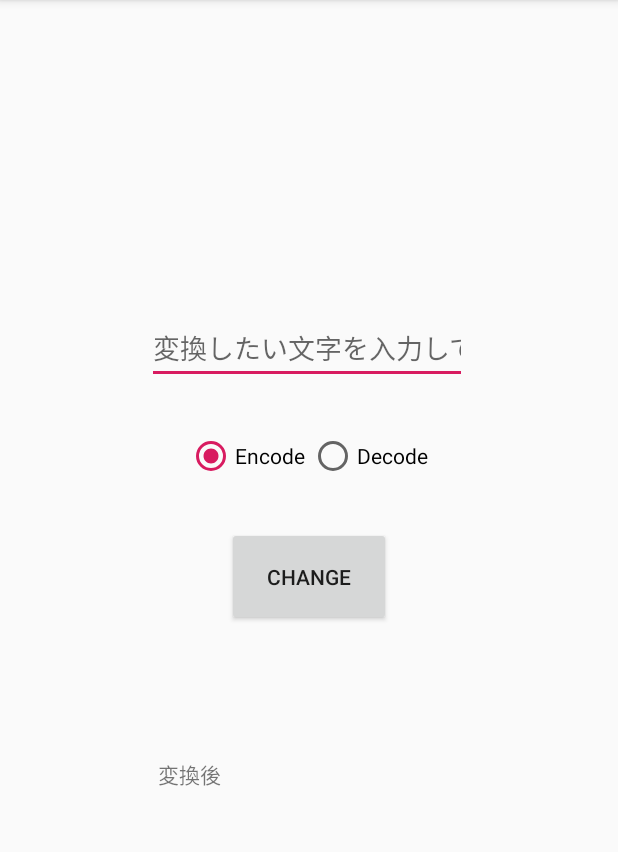
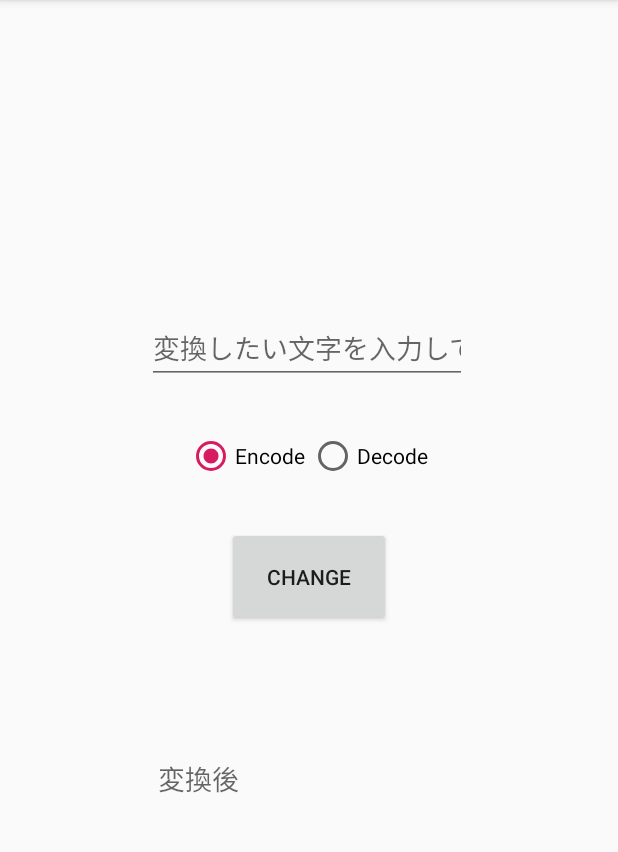
Before and after one commit to Moomink/Base64_app, an Android app: the screen it shows after launch (MainActivity), on a phone screen of 412 x 824 dp, the part 84-936 px from its top. Run offline under Robolectric (Android 15) with nearby library versions, the phone set to English and light mode, and no system bars.

Commit message:
出力文字を選択可能に 何も入力されてない時の出力を変更

```diff
--- a/app/build.gradle
+++ b/app/build.gradle
@@ -10,8 +10,8 @@ android {
         applicationId "com.example.base64_encode_encode_decode"
         minSdkVersion 19
         targetSdkVersion 28
-        versionCode 3
-        versionName "1.3"
+        versionCode 5
+        versionName "1.4"
         testInstrumentationRunner "android.support.test.runner.AndroidJUnitRunner"
     }
     buildTypes {
--- a/app/src/main/java/com/example/base64_encode_encode_decode/MainActivity.kt
+++ b/app/src/main/java/com/example/base64_encode_encode_decode/MainActivity.kt
@@ -18,7 +18,6 @@ class MainActivity : AppCompatActivity() {
         val rg:RadioGroup = findViewById(R.id.radioGroup)
 
         if(editText.text.toString() == "") {
-            Deformed.text = getString(R.string.False)
             return
         }
         val ck:String  = findViewById<RadioButton>(rg.getCheckedRadioButtonId()).getText().toString()
--- a/app/src/main/res/layout/activity_main.xml
+++ b/app/src/main/res/layout/activity_main.xml
@@ -17,7 +17,6 @@
             android:layout_marginBottom="8dp" app:layout_constraintBottom_toBottomOf="parent"
             android:layout_marginTop="8dp" app:layout_constraintTop_toTopOf="parent"/>
     <TextView
-            android:text="@string/Changed"
             android:layout_width="200dp"
             android:layout_height="55dp"
             android:id="@+id/Deformed" app:layout_constraintEnd_toEndOf="parent" android:layout_marginEnd="8dp"
@@ -25,7 +24,8 @@
             android:layout_marginStart="8dp"
             app:layout_constraintHorizontal_bias="0.497"
             android:layout_marginBottom="120dp" app:layout_constraintBottom_toBottomOf="parent"
-            app:layout_constraintTop_toBottomOf="@+id/button2"/>
+            app:layout_constraintTop_toBottomOf="@+id/button2" android:textSize="18sp"
+            android:hint="@string/Changed" android:textIsSelectable="true"/>
     <EditText
             android:layout_width="wrap_content"
             android:layout_height="wrap_content"
```
